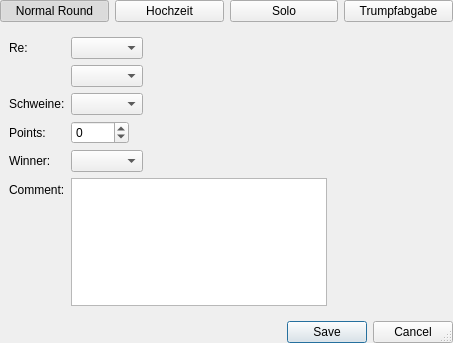
First picture: the form in src/windows/livegame/Doppelkopf/newrounddialog.ui, repository lbproductions/ProjectStatsMigration, before the edit.
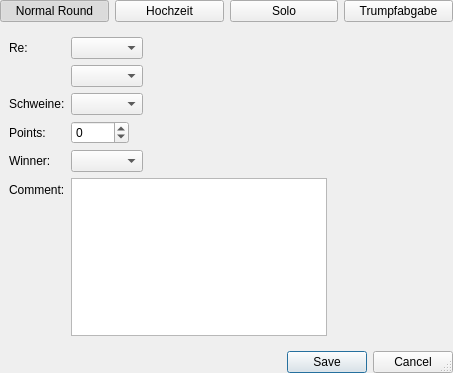
Second picture: the form after the edit. The open tabs and pages were chosen to show the change. Custom widgets are drawn as their Qt base class.

Commit message: kleiner Bug Im newrounddialog

```diff
--- a/src/windows/livegame/Doppelkopf/newrounddialog.ui
+++ b/src/windows/livegame/Doppelkopf/newrounddialog.ui
@@ -10,7 +10,7 @@
     <x>0</x>
     <y>0</y>
     <width>453</width>
-    <height>343</height>
+    <height>373</height>
    </rect>
   </property>
   <property name="windowTitle">
```
Left out of the diff: 2 changed lines with no effect on the pictures.
